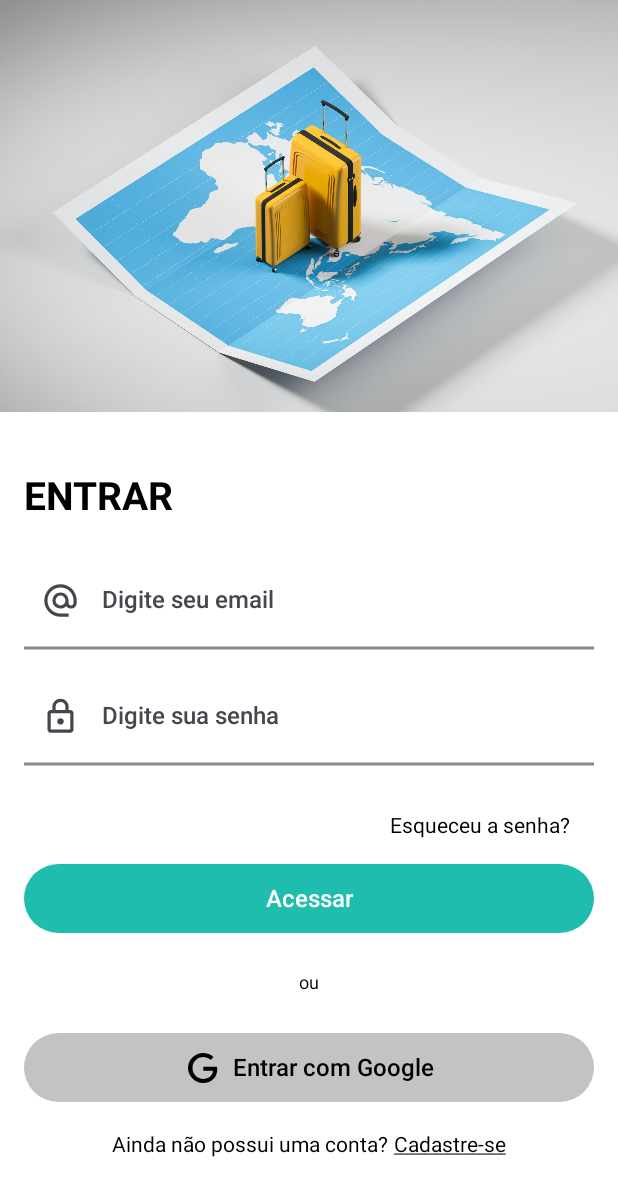
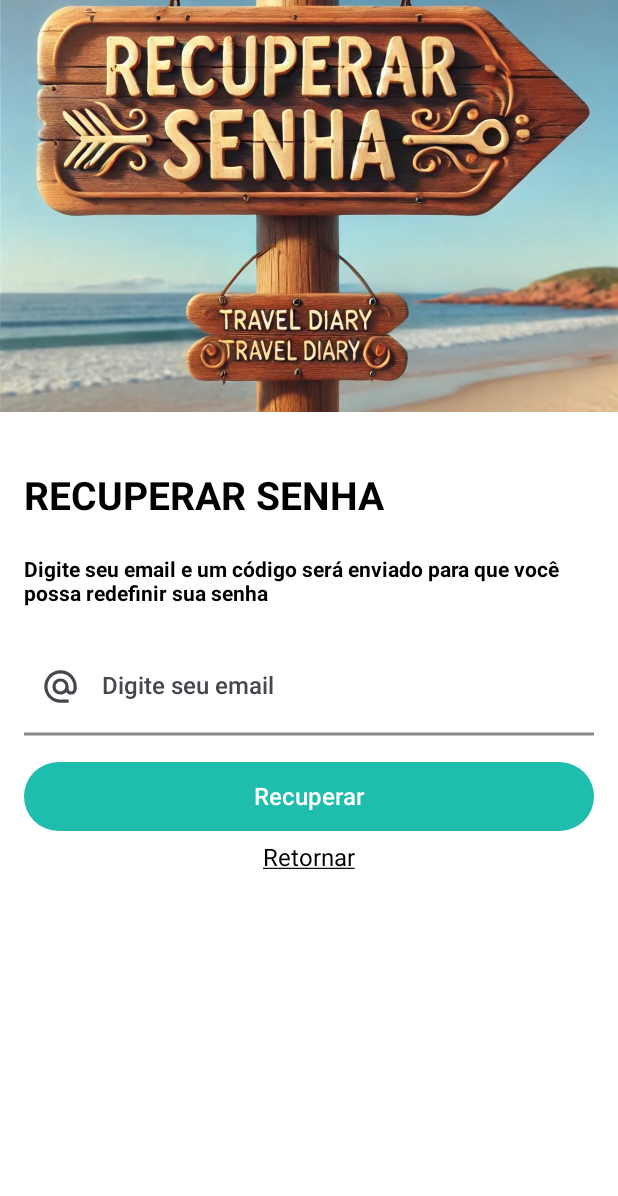
Before and after one commit to LucianoBruno1/Travel-Diary-pdmv, an Android app built with Jetpack Compose: the screen it shows after launch (MainActivity), on a phone screen of 412 x 824 dp. Shown: the top 1196 px of the screen. Run offline under Robolectric (Android 15) with nearby library versions, the phone set to English and light mode, and no system bars.

Commit message:
Password recovery static page

```diff
--- a/app/src/main/java/com/ifpe/traveldiarypdmv/MainActivity.kt
+++ b/app/src/main/java/com/ifpe/traveldiarypdmv/MainActivity.kt
@@ -12,6 +12,7 @@ import androidx.compose.runtime.Composable
 import androidx.compose.ui.Modifier
 import androidx.compose.ui.tooling.preview.Preview
 import com.ifpe.traveldiarypdmv.ui.screen.login.LoginScreen
+import com.ifpe.traveldiarypdmv.ui.screen.recoverpassword.RecoverPasswordScreen
 import com.ifpe.traveldiarypdmv.ui.theme.TravelDiaryPDMVTheme
 
 class MainActivity : ComponentActivity() {
@@ -21,6 +22,7 @@ class MainActivity : ComponentActivity() {
         setContent {
             TravelDiaryPDMVTheme {
                 LoginScreen()
+                RecoverPasswordScreen()
             }
         }
     }
--- /dev/null
+++ b/app/src/main/java/com/ifpe/traveldiarypdmv/ui/screen/recoverpassword/RecoverPasswordScreen.kt
@@ -0,0 +1,90 @@
+package com.ifpe.traveldiarypdmv.ui.screen.recoverpassword
+
+import androidx.compose.foundation.Image
+import androidx.compose.foundation.background
+import androidx.compose.foundation.layout.Arrangement
+import androidx.compose.foundation.layout.Column
+import androidx.compose.foundation.layout.Spacer
+import androidx.compose.foundation.layout.fillMaxSize
+import androidx.compose.foundation.layout.fillMaxWidth
+import androidx.compose.foundation.layout.height
+import androidx.compose.foundation.layout.heightIn
+import androidx.compose.foundation.layout.padding
+import androidx.compose.material3.Text
+import androidx.compose.runtime.Composable
+import androidx.compose.runtime.mutableStateOf
+import androidx.compose.runtime.remember
+import androidx.compose.ui.Alignment
+import androidx.compose.ui.Modifier
+import androidx.compose.ui.graphics.Color
+import androidx.compose.ui.layout.ContentScale
+import androidx.compose.ui.res.painterResource
+import androidx.compose.ui.text.font.FontWeight
+import androidx.compose.ui.text.style.TextDecoration
+import androidx.compose.ui.unit.dp
+import androidx.compose.ui.unit.max
+import androidx.compose.ui.unit.sp
+import com.ifpe.traveldiarypdmv.R
+import com.ifpe.traveldiarypdmv.ui.component.button.TravelDiaryButton
+import com.ifpe.traveldiarypdmv.ui.component.text_input.TravelDiaryTextField
+import com.ifpe.traveldiarypdmv.ui.theme.GreenBase
+import com.ifpe.traveldiarypdmv.ui.theme.Typography
+
+@Composable
+fun RecoverPasswordScreen(){
+
+    val email = remember { mutableStateOf("") }
+
+    Column(
+        modifier = Modifier.fillMaxSize().background(color = Color.White)
+    ) {
+        Image(
+            painter = painterResource(id = R.drawable.recover_password_img), contentDescription = "Imagem de recuperação de senha",
+            modifier = Modifier.fillMaxWidth().heightIn(max = 300.dp).padding(bottom = 25.dp),
+            contentScale = ContentScale.Crop
+        )
+
+        Column(
+            modifier = Modifier
+                .fillMaxSize()
+                .padding(16.dp),
+            horizontalAlignment = Alignment.CenterHorizontally,
+            verticalArrangement = Arrangement.Top
+        ) {
+            Text(
+                text = "RECUPERAR SENHA",
+                style = Typography.headlineLarge.copy(fontSize = 26.sp),
+                modifier = Modifier
+                    .padding(bottom = 25.dp)
+                    .align(Alignment.Start),
+                fontWeight = FontWeight.Bold
+            )
+            Text(
+                text = "Digite seu email e um código será enviado para que você possa redefinir sua senha",
+                style = Typography.headlineLarge.copy(fontSize = 14.sp),
+                modifier = Modifier
+                    .padding(bottom = 25.dp)
+                    .align(Alignment.Start),
+            )
+            TravelDiaryTextField(
+                value = email.value,
+                onValueChange = { email.value = it },
+                labelText = "Digite seu email",
+                leadingIconPainter = painterResource(id = R.drawable.ic_email),
+                leadingIconDescription = "Ícone de Email"
+            )
+            TravelDiaryButton(
+                modifier = Modifier.fillMaxWidth(),
+                text = "Recuperar",
+                containerColor = GreenBase,
+                contentColor = Color.White,
+                onClick = {}
+            )
+            Spacer(modifier = Modifier.height(8.dp))
+
+            Text(
+                text = "Retornar",
+                textDecoration = TextDecoration.Underline
+            )
+    }
+}}
```
Also changed, not shown: app/src/main/res/drawable/recover_password_img.jpg (added), 1 other file.
